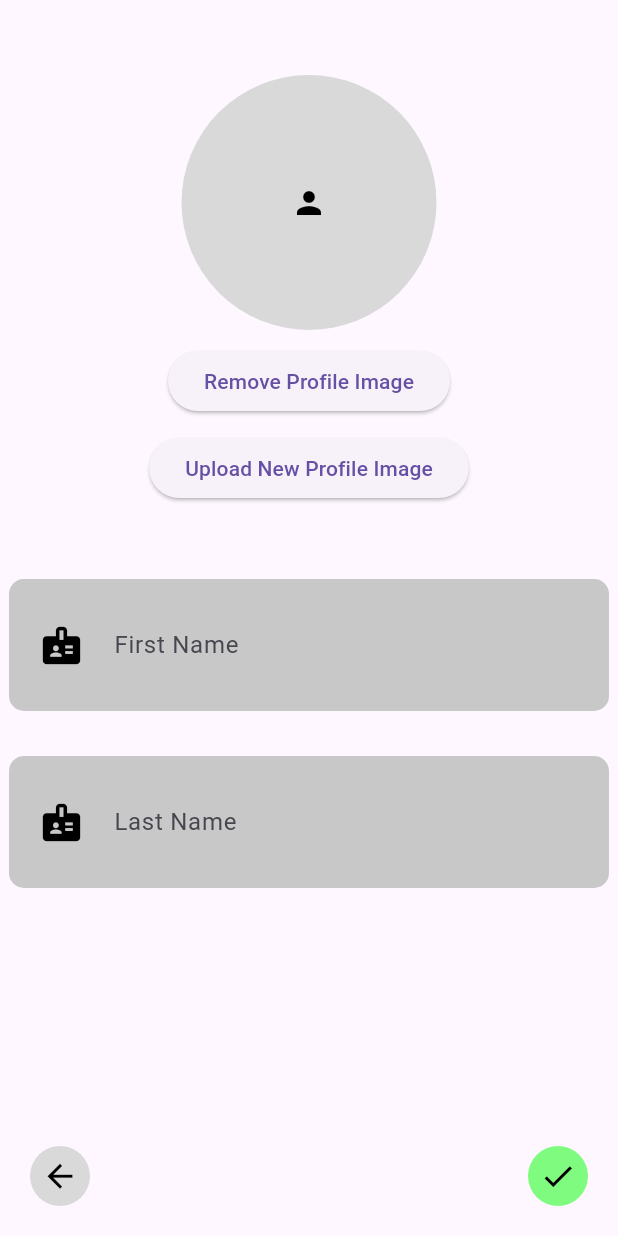
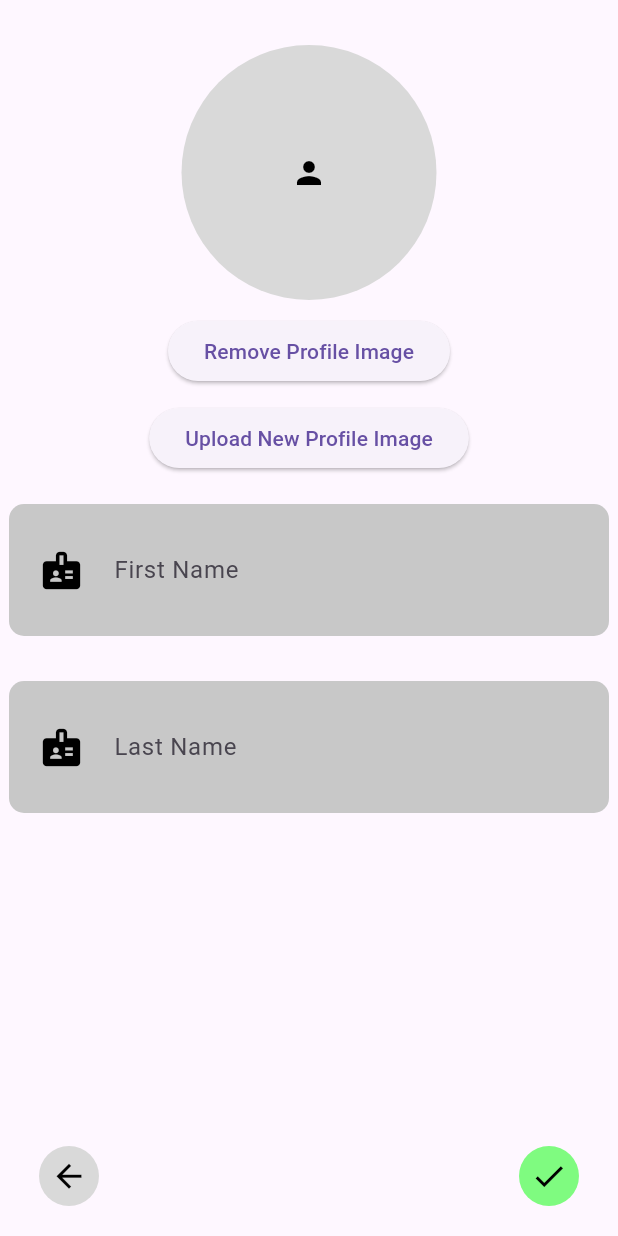
Before and after one commit to daniel-nunes-03/sorttasks, a Flutter app: the _PersonalEditForm screen opened directly, on a phone screen of 412 x 824 dp. Run offline on Flutter 3.47's test engine with Material 3 defaults, Android fonts, the light colour scheme and no system bars; our stand-ins replace cloud_firestore, firebase_auth, firebase_core, firebase_storage, image_picker; accounts and stored records are empty; network calls fail.

Commit message:
Front-end fixes

```diff
--- a/lib/screens/user_area/Profile/profile_personal_edit.dart
+++ b/lib/screens/user_area/Profile/profile_personal_edit.dart
@@ -164,17 +164,17 @@ class _PersonalEditFormState extends State<_PersonalEditForm> {
   @override
   Widget build(BuildContext context) {
     final isDarkTheme = Provider.of<ThemeNotifier>(context).isDarkTheme;
+    final scrollController = ScrollController();
 
-    return Column(
-      mainAxisAlignment: MainAxisAlignment.center,
-      children: [
-        SizedBox(
+    return Scaffold(
+      body: Center(
+        child: SizedBox(
           width: 400,
           child: Form(
             key: _formKey,
             child: Column(
               children: [
-                const SizedBox(height: 50),
+                const SizedBox(height: 30),
                 _profileImageUrl != ''
                   ? CircleAvatar(
                       radius: 85,
@@ -200,7 +200,7 @@ class _PersonalEditFormState extends State<_PersonalEditForm> {
                   onPressed: () => _uploadNewProfileImage(SorttasksApp.loggedInUser!.uid, isRemove: false),
                   child: const Text('Upload New Profile Image'),
                 ),
-                const SizedBox(height: 50),
+                const SizedBox(height: 20),
                 _dataIsLoading // Conditional rendering based on flags
                   ? _noData
                     ? const Text(
@@ -211,7 +211,13 @@ class _PersonalEditFormState extends State<_PersonalEditForm> {
                         ),
                       )
                     : const CircularProgressIndicator()
-                  : Column(
+                  : Expanded(
+                      child: Scrollbar(
+                        controller: scrollController,
+                        thumbVisibility: true,
+                        child: SingleChildScrollView(
+                          controller: scrollController,
+                          child: Column(
                             children: [
                               Container(
                                 padding: const EdgeInsets.all(20),
@@ -268,14 +274,12 @@ class _PersonalEditFormState extends State<_PersonalEditForm> {
                                   ],
                                 ),
                               ),
-                      ]
-                    ),
                             ],
-            )
                           ),
                         ),
-        Expanded(
-          child: Row(
+                      ),
+                    ),
+                Row(
                   mainAxisAlignment: MainAxisAlignment.spaceBetween,
                   children: [
                     Align(
@@ -290,8 +294,6 @@ class _PersonalEditFormState extends State<_PersonalEditForm> {
                             onPressed: () {
                               Navigator.pushReplacementNamed(context, '/profile_view');
                             },
-                      // Important to make it zero inside the button so it gets centered
-                      // instead of inheriting the padding from the positioning of the avatar
                             style: TextButton.styleFrom(
                               padding: EdgeInsets.zero,
                             ),
@@ -327,7 +329,6 @@ class _PersonalEditFormState extends State<_PersonalEditForm> {
                                       actions: [
                                         TextButton(
                                           onPressed: () {
-                                      // Close the dialog
                                             Navigator.of(context).pop();
                                           },
                                           child: const Text('Proceed'),
@@ -338,8 +339,6 @@ class _PersonalEditFormState extends State<_PersonalEditForm> {
                                 );
                               }
                             },
-                      // Important to make it zero inside the button so it gets centered
-                      // instead of inheriting the padding from the positioning of the avatar
                             style: TextButton.styleFrom(
                               padding: EdgeInsets.zero,
                             ),
@@ -354,8 +353,11 @@ class _PersonalEditFormState extends State<_PersonalEditForm> {
                     ),
                   ],
                 ),
+              ],
             ),
-      ],
+          ),
+        ),
+      ),
     );
   }
 }
```
Also changed, not shown: lib/screens/user_area/Profile/profile_account_edit.dart (+36 -22 lines), lib/screens/user_area/Profile/profile_view.dart (+7 -1 lines). Lines whose indentation alone changed are shown as unchanged.
